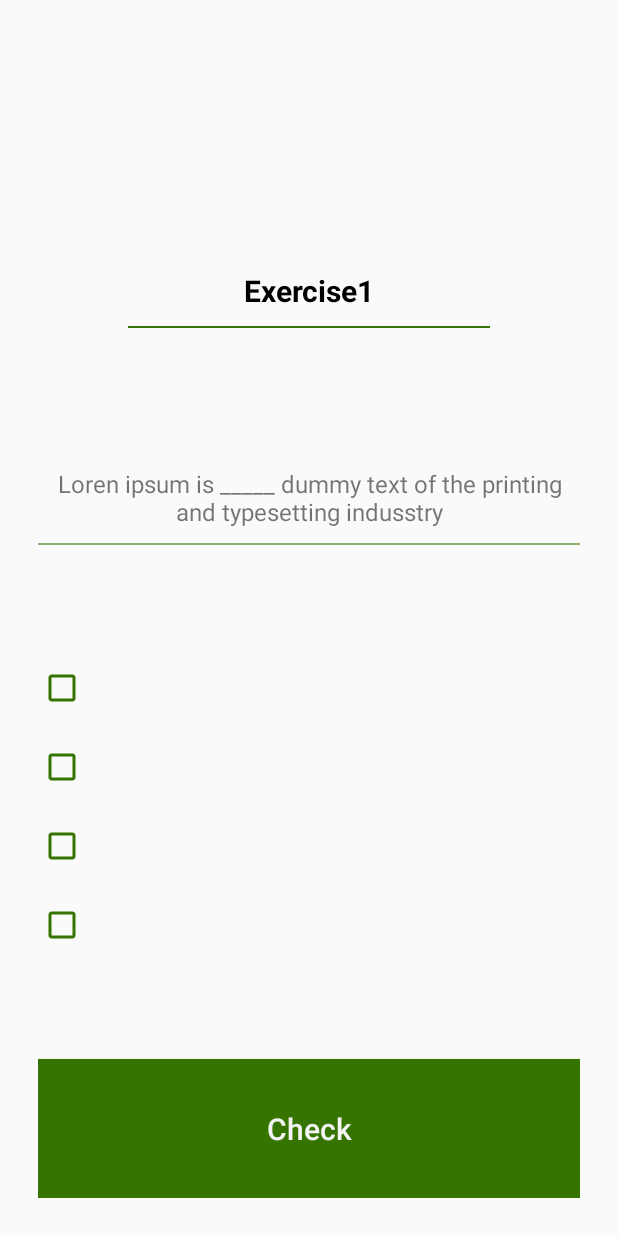
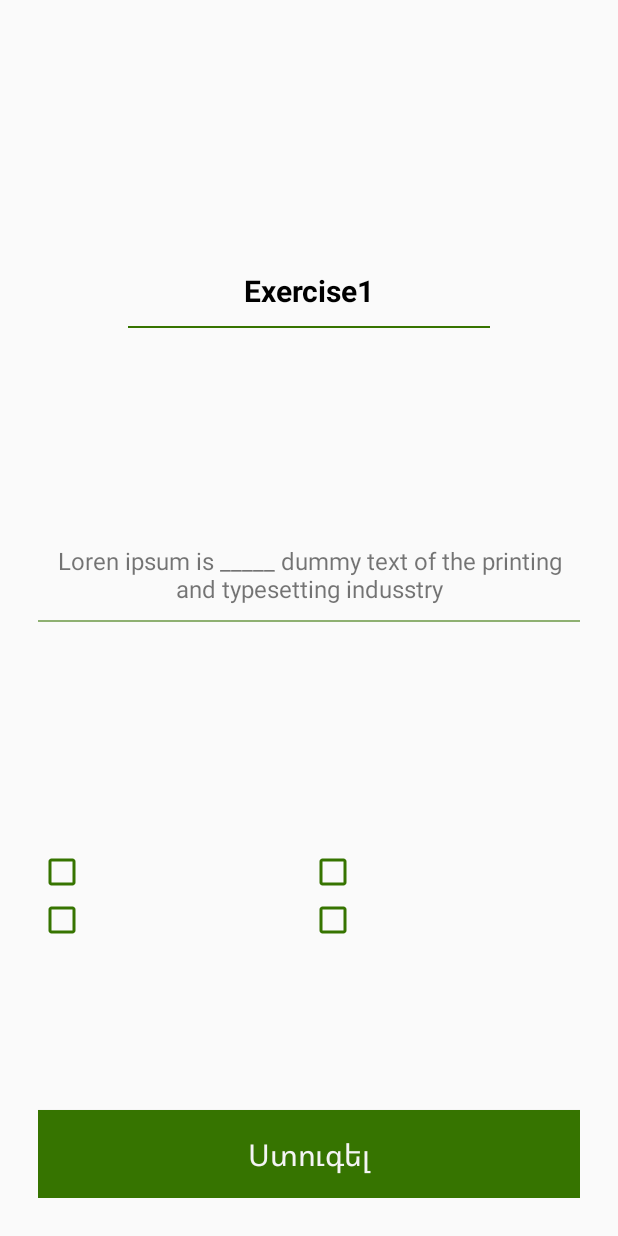
Before and after one commit to GKarhan/evoca_for_android_learning, an Android app: the layout fragment_check_box.xml on its own in the app's theme, with its tools: preview values and no code run, on a phone screen of 412 x 824 dp. Run offline under Robolectric (Android 15) with nearby library versions, the phone set to English and light mode, and no system bars.

Commit message:
optimization RadioButtons and CheckBoxes

```diff
--- a/EvocaForAndroidLearning/app/src/main/AndroidManifest.xml
+++ b/EvocaForAndroidLearning/app/src/main/AndroidManifest.xml
@@ -20,6 +20,7 @@
         <meta-data android:name="com.facebook.sdk.ApplicationId" android:value="@string/facebook_app_id"/>
 
         <activity android:name=".activity.MainActivity">
+
             <intent-filter>
                 <action android:name="android.intent.action.MAIN" />
 
--- a/EvocaForAndroidLearning/app/src/main/java/com/example/evoca/evocaforandroidlearning/fragments/EditTextFragment.java
+++ b/EvocaForAndroidLearning/app/src/main/java/com/example/evoca/evocaforandroidlearning/fragments/EditTextFragment.java
@@ -175,7 +175,7 @@ public class EditTextFragment extends Fragment implements View.OnClickListener {
             Custom custom = new Custom();
             custom.setCancelable(false);
             custom.show(getFragmentManager(), null);
-        }
+           }
         }
 
 
--- a/EvocaForAndroidLearning/app/src/main/res/drawable/aaa.xml
+++ b/EvocaForAndroidLearning/app/src/main/res/drawable/aaa.xml
@@ -1,6 +1,6 @@
 <selector xmlns:android="http://schemas.android.com/apk/res/android">
+    <item android:drawable="@drawable/ic_expand_more_24dp"
+        android:state_expanded="true" />
     <item android:drawable="@drawable/ic_expand_less_24dp"
         android:state_empty="true" />
-    <item android:drawable="@drawable/ic_expand_more_24dp"
-        android:state_expanded="true" />
 </selector>
--- a/EvocaForAndroidLearning/app/src/main/res/layout/fragment_check_box.xml
+++ b/EvocaForAndroidLearning/app/src/main/res/layout/fragment_check_box.xml
@@ -49,88 +49,90 @@
         </LinearLayout>
 
         <LinearLayout
+            android:gravity="center"
             android:orientation="vertical"
             android:layout_width="match_parent"
             android:layout_height="0dp"
-            android:layout_weight="1">
+            android:layout_weight="3">
+
+            <ScrollView
+                android:layout_width="match_parent"
+                android:layout_height="wrap_content">
 
                 <TextView
                     android:id="@+id/tv_check_box_question"
                     android:text="Loren ipsum is _____ dummy text of the printing and typesetting indusstry"
                     android:textSize="16sp"
-                android:gravity="bottom|center_horizontal"
+                    android:gravity="center_horizontal|bottom"
                     android:layout_width="match_parent"
                     android:layout_height="wrap_content"
                     android:paddingBottom="10dp"/>
+            </ScrollView>
+
 
             <View
                 android:layout_width="match_parent"
                 android:layout_height="1dp"
-                android:background="#8b367400"
-                />
+                android:background="#8b367400" />
 
         </LinearLayout>
 
         <LinearLayout
+            android:orientation="vertical"
             android:layout_width="match_parent"
             android:layout_height="0dp"
             android:layout_weight="2"
-            android:gravity="center_vertical"
-            android:orientation="vertical">
+            android:gravity="center_vertical">
+
             <LinearLayout
+                android:orientation="horizontal"
                 android:layout_width="match_parent"
-                android:layout_height="0dp"
-                android:layout_weight="1"
-                android:orientation="horizontal">
+                android:layout_height="wrap_content">
+
                 <CheckBox
                     android:buttonTint="#367400"
                     android:id="@+id/cb_check_box_answer1"
-                    android:layout_width="wrap_content"
+                    android:layout_width="0dp"
+                    android:layout_weight="1"
+                    android:layout_height="wrap_content" />
+
+                <CheckBox
+                    android:buttonTint="#367400"
+                    android:id="@+id/cb_check_box_answer2"
+                    android:layout_width="0dp"
+                    android:layout_weight="1"
                     android:layout_height="wrap_content" />
 
             </LinearLayout>
 
             <LinearLayout
+                android:orientation="horizontal"
                 android:layout_width="match_parent"
-                android:layout_height="0dp"
-                android:layout_weight="1"
-                android:orientation="horizontal">
-                <CheckBox
-                    android:buttonTint="#367400"
-                    android:id="@+id/cb_check_box_answer2"
-                    android:layout_width="wrap_content"
-                    android:layout_height="wrap_content" />
-            </LinearLayout>
+                android:layout_height="wrap_content">
 
-            <LinearLayout
-                android:layout_width="match_parent"
-                android:layout_height="0dp"
-                android:layout_weight="1"
-                android:orientation="horizontal">
                 <CheckBox
                     android:buttonTint="#367400"
                     android:id="@+id/cb_check_box_answer3"
-                    android:layout_width="wrap_content"
+                    android:layout_width="0dp"
+                    android:layout_weight="1"
                     android:layout_height="wrap_content" />
-            </LinearLayout>
-
-            <LinearLayout
-                android:layout_width="match_parent"
-                android:layout_height="0dp"
-                android:layout_weight="1"
-                android:orientation="horizontal">
 
                 <CheckBox
                     android:buttonTint="#367400"
                     android:id="@+id/cb_check_box_answer4"
-                    android:layout_width="wrap_content"
+                    android:layout_width="0dp"
+                    android:layout_weight="1"
                     android:layout_height="wrap_content" />
+
             </LinearLayout>
+
+        </LinearLayout>
+
         <LinearLayout
             android:orientation="horizontal"
             android:layout_width="match_parent"
             android:layout_height="0dp"
-                android:layout_weight="1">
+            android:layout_weight="0.7">
             <TextView
                 android:textStyle="bold"
                 android:visibility="gone"
@@ -149,15 +151,13 @@
                 android:layout_height="match_parent" />
 
         </LinearLayout>
-        </LinearLayout>
-
 
         <Button
             android:id="@+id/btn_chack"
             android:textColor="#F4F4F4"
             android:textAllCaps="false"
             android:textSize="20dp"
-            android:text="Check"
+            android:text="Ստուգել"
             android:layout_weight="0.7"
             android:background="#367400"
             android:layout_width="match_parent"
--- a/EvocaForAndroidLearning/app/src/main/res/layout/fragment_edit_text.xml
+++ b/EvocaForAndroidLearning/app/src/main/res/layout/fragment_edit_text.xml
@@ -47,6 +47,7 @@
                 />
 
         </LinearLayout>
+
 
             <TextView
                 android:id="@+id/tv_edit_question"
@@ -128,5 +129,4 @@
             android:layout_height="0dp" />
 
     </LinearLayout>
-
 </LinearLayout>
```
Also changed, not shown: EvocaForAndroidLearning/app/src/main/res/drawable/ic_expand_less_24dp.xml (+5 -5 lines), EvocaForAndroidLearning/app/src/main/res/drawable/ic_expand_more_24dp.xml (+5 -5 lines), EvocaForAndroidLearning/app/src/main/res/layout/activity_choose.xml (+11 -0 lines), EvocaForAndroidLearning/app/src/main/res/layout/fragment_radio.xml (+34 -15 lines), EvocaForAndroidLearning/app/src/main/res/layout/havay.xml (deleted, +0 -22 lines). Lines whose indentation alone changed are shown as unchanged.
